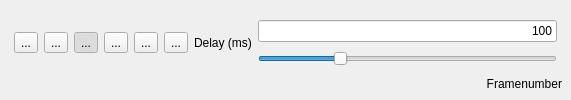
The window that playbackdialog.ui (SamDehaeck/GigaViewer) describes before a commit, drawn with Qt 5.
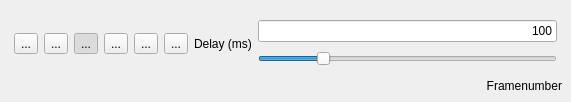
The same window after the commit. Icons and pictures are not drawn.

Diff of the .ui file:
```diff
--- a/playbackdialog.ui
+++ b/playbackdialog.ui
@@ -7,7 +7,7 @@
     <x>0</x>
     <y>0</y>
     <width>571</width>
-    <height>100</height>
+    <height>102</height>
    </rect>
   </property>
   <property name="windowTitle">
@@ -224,7 +224,7 @@
                   <number>1</number>
                  </property>
                  <property name="maximum">
-                  <number>69</number>
+                  <number>89</number>
                  </property>
                  <property name="value">
                   <number>19</number>
```
Left out of the diff: 22 changed lines with no effect on the pictures.
